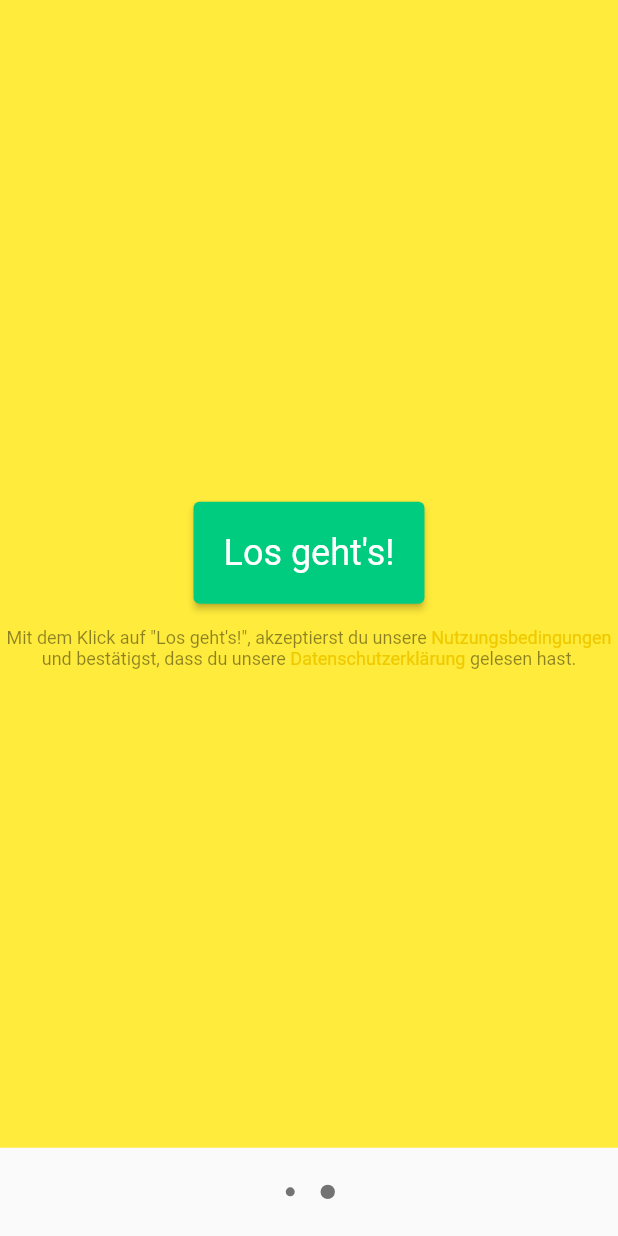
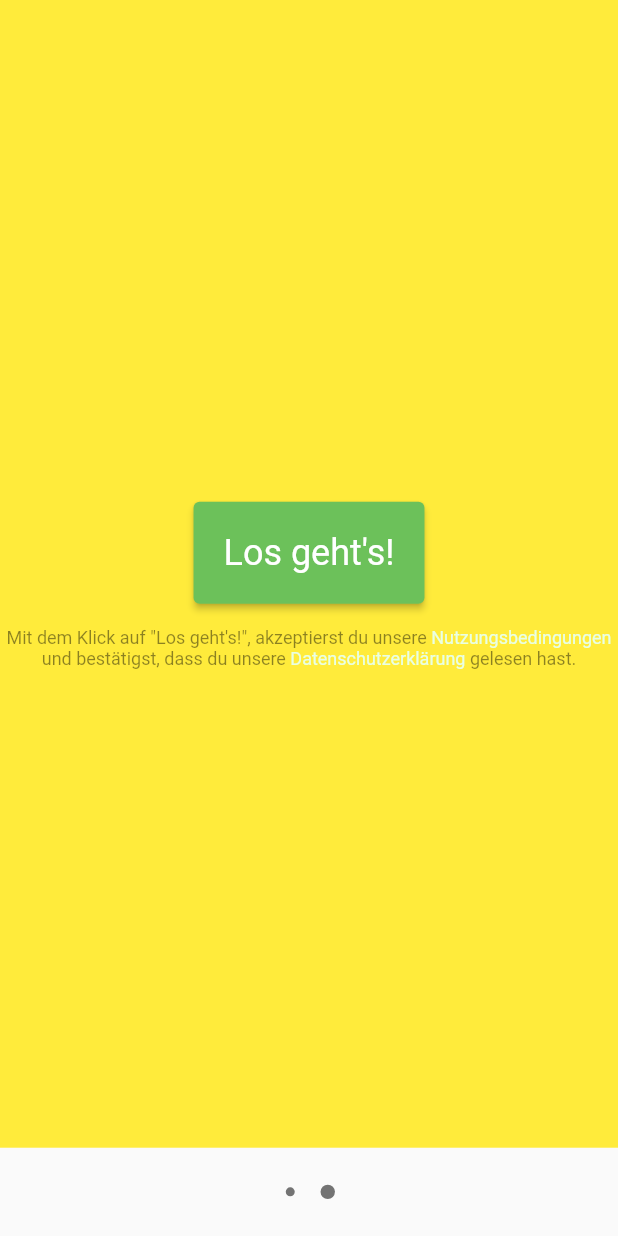
Before and after one commit to OPENER-next/OpenStop, a Flutter app: the screen it shows after launch, swiped to page 2, on a phone screen of 412 x 824 dp. Run offline on Flutter 3.47's test engine with Material 2 defaults, Android fonts, the light colour scheme and no system bars; our stand-ins replace dio, flutter_map, geolocator, latlong2, shared_preferences; missing offline and left inert: animated_location_indicator, animated_marker_layer, osm_api.

Commit message:
Adjust Theme and make it more consistent

```diff
--- a/lib/commons/themes.dart
+++ b/lib/commons/themes.dart
@@ -1,11 +1,18 @@
 import 'package:flutter/material.dart';
+
+class CustomColors {
+  static const Color DarkGreen = const Color(0xff407336);
+  static const Color Green = const Color(0xff6cc15a);
+  static const Color LightGreen = const Color(0xffe9ffe4);
+}
 
 final ThemeData appTheme = ThemeData.light().copyWith(
     colorScheme: ThemeData.light().colorScheme.copyWith(
-      primary: const Color(0xff00cc7f),
+      primary: CustomColors.Green,
+      secondary: CustomColors.LightGreen,
       onPrimary: Colors.white,
-      secondary: const Color(0xfff0ca00),
-      background: const Color(0xfff7f7f7),
+      onSecondary: CustomColors.DarkGreen,
+      background: Colors.white,
       surface: Colors.white
     ),
     textTheme: const TextTheme(
@@ -46,11 +53,20 @@ final ThemeData appTheme = ThemeData.light().copyWith(
         )
     ),
     elevatedButtonTheme: ElevatedButtonThemeData(
-      style: ButtonStyle(
-        backgroundColor: MaterialStateProperty.all(Color(0xff00cc7f)),
-        padding: MaterialStateProperty.all(EdgeInsets.all(20.0)),
-        textStyle: MaterialStateProperty.all(TextStyle(fontSize: 24))
-      )
+        style: ElevatedButton.styleFrom(
+            primary: CustomColors.Green,
+            padding: EdgeInsets.all(20.0),
+            textStyle:TextStyle(fontSize: 24)
+        )
+    ),
+    outlinedButtonTheme: OutlinedButtonThemeData(
+        style: OutlinedButton.styleFrom(
+            primary: CustomColors.DarkGreen,
+            backgroundColor: CustomColors.LightGreen,
+            side: BorderSide(
+              style: BorderStyle.none,
+            )
+        )
     ),
     iconTheme: IconThemeData(
       color: Colors.black87
--- a/lib/widgets/loading_indicator.dart
+++ b/lib/widgets/loading_indicator.dart
@@ -30,7 +30,7 @@ class LoadingIndicator extends StatelessWidget {
             width: 40.0,
             padding: const EdgeInsets.all(10),
             child: CircularProgressIndicator(
-              color: Theme.of(context).colorScheme.secondary,
+              color: Theme.of(context).colorScheme.primary,
             )
           )
         )
--- a/lib/widgets/question_sheet/question_text_bubble.dart
+++ b/lib/widgets/question_sheet/question_text_bubble.dart
@@ -52,7 +52,7 @@ class _QuestionTextBubbleState extends State<QuestionTextBubble> with SingleTick
   );
 
   late final _iconColorAnimation = ColorTween(
-    begin: Theme.of(context).colorScheme.primary,
+    begin: Theme.of(context).colorScheme.onSecondary,
     end: Theme.of(context).colorScheme.onPrimary
   ).animate(
     CurvedAnimation(
```
